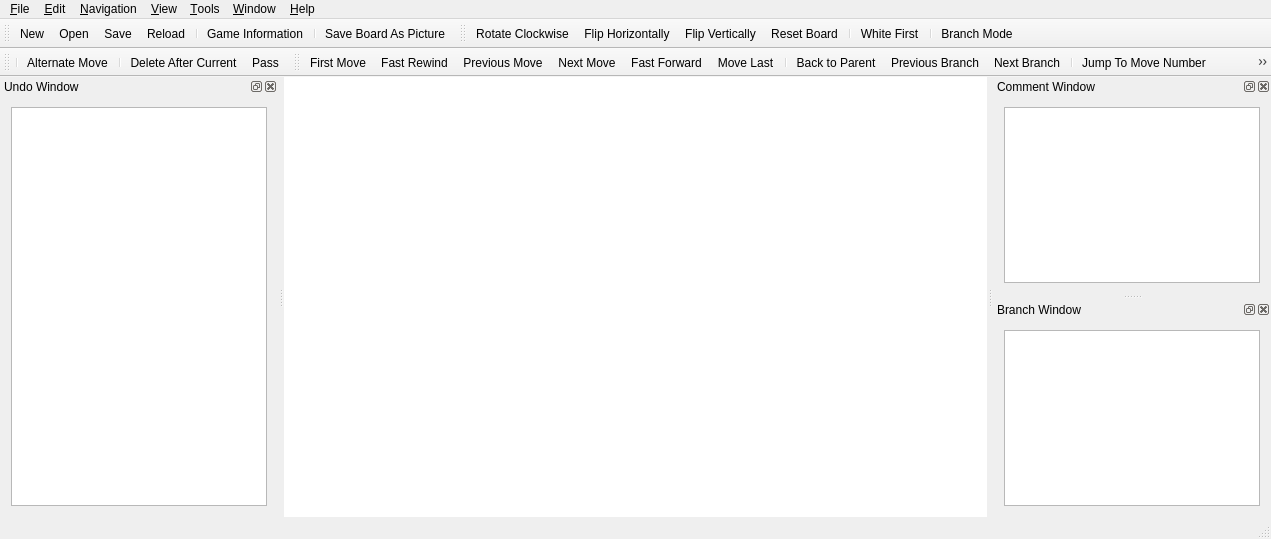
Qt form mainwindow.ui (nullx002/mugo) before a commit.
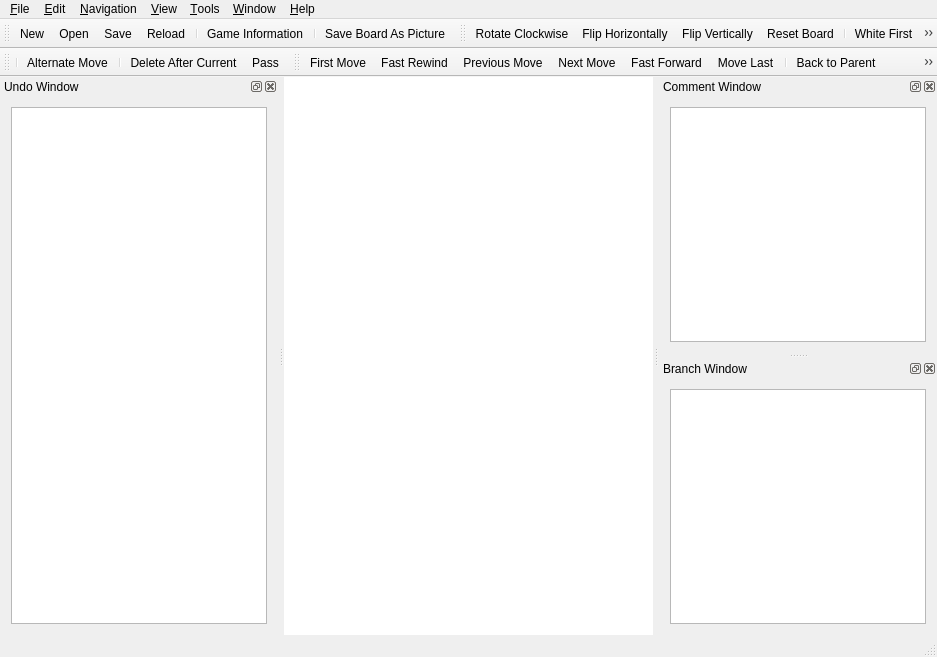
The same form after that commit. Icons and pictures are not drawn. Custom widgets are drawn as their Qt base class.

What changed in the file:
```diff
--- a/mainwindow.ui
+++ b/mainwindow.ui
@@ -6,8 +6,8 @@
    <rect>
     <x>0</x>
     <y>0</y>
-    <width>1271</width>
-    <height>539</height>
+    <width>937</width>
+    <height>657</height>
    </rect>
   </property>
   <property name="sizePolicy">
@@ -41,7 +41,7 @@
     <rect>
      <x>0</x>
      <y>0</y>
-     <width>1271</width>
+     <width>937</width>
      <height>18</height>
     </rect>
    </property>
```
Left out of the diff: 153 changed lines with no effect on the pictures.
